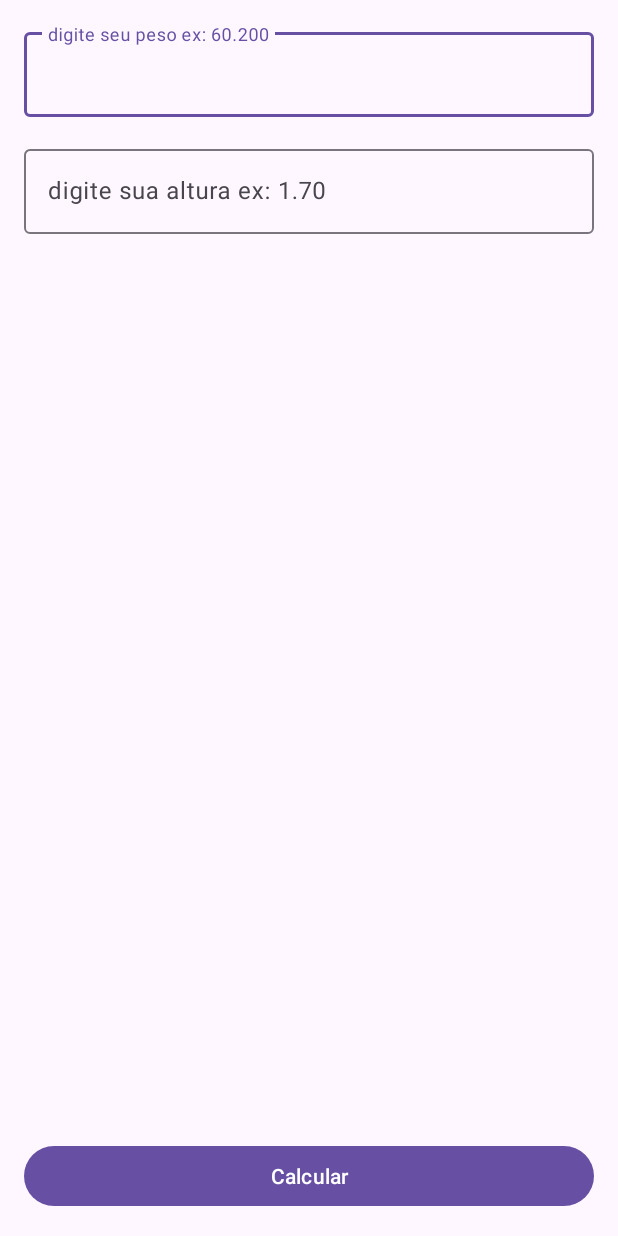
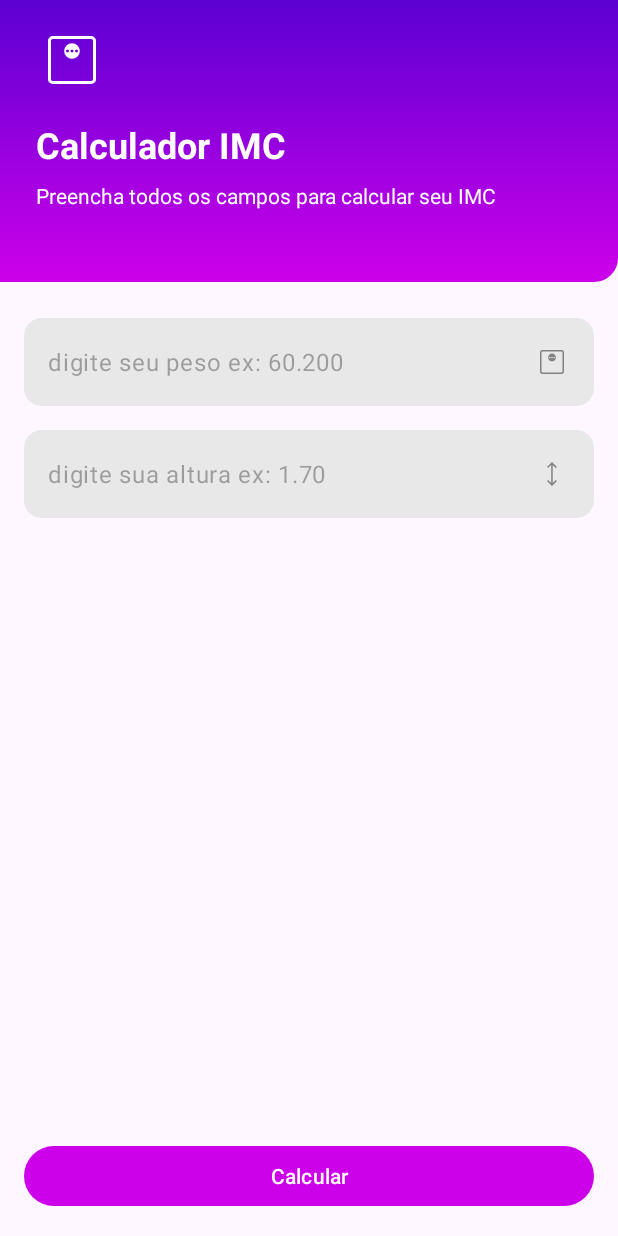
Before and after one commit to igorlopessilva99/CalculadoraImc, an Android app: the screen it shows after launch (MainActivity), on a phone screen of 412 x 824 dp. Run offline under Robolectric (Android 15) with nearby library versions, the phone set to English and light mode, and no system bars.

Commit message:
melhorando experiancia do usuario

```diff
--- a/app/src/main/java/com/comunidadedevspace/imc/MainActivity.kt
+++ b/app/src/main/java/com/comunidadedevspace/imc/MainActivity.kt
@@ -60,7 +60,9 @@ class MainActivity : AppCompatActivity() {
                 intent.putExtra(KEY_RESULT_IMC, resultado)
                 startActivity(intent)
 
-                println("acao do botao" + resultado)
+                // Cores
+                // EditText background + Icone
+                // Gradiente + Icone + titulo + descricação
 
             }
 
--- /dev/null
+++ b/app/src/main/res/drawable/gradient_bg.xml
@@ -0,0 +1,13 @@
+<?xml version="1.0" encoding="utf-8"?>
+    <shape xmlns:android="http://schemas.android.com/apk/res/android">
+
+        <corners android:topLeftRadius="0dp"
+         android:topRightRadius="0dp"
+         android:bottomRightRadius="16dp" />
+
+       <gradient
+       android:startColor="@color/Primary_400"
+       android:endColor="@color/primary_900"
+       android:angle="90" />
+
+    </shape>
--- /dev/null
+++ b/app/src/main/res/drawable/ic_height.xml
@@ -0,0 +1,9 @@
+<vector xmlns:android="http://schemas.android.com/apk/res/android"
+    android:width="24dp"
+    android:height="24dp"
+    android:viewportWidth="960"
+    android:viewportHeight="960">
+  <path
+      android:pathData="M479.23,800 L347.69,668.46l27.54,-27.54 84,82.23v-487.07l-83.23,83 -27.54,-27.54L480,160l131.54,131.54 -28.31,28.54 -84,-83.23v486.3l84,-82.23 27.54,27.54L479.23,800Z"
+      android:fillColor="#FF808080"/>
+</vector>
--- /dev/null
+++ b/app/src/main/res/drawable/ic_weight.xml
@@ -0,0 +1,9 @@
+<vector xmlns:android="http://schemas.android.com/apk/res/android"
+    android:width="24dp"
+    android:height="24dp"
+    android:viewportWidth="960"
+    android:viewportHeight="960">
+  <path
+      android:pathData="M480,464.62q43.85,0 74.23,-30.39 30.39,-30.38 30.39,-74.23 0,-43.85 -30.39,-74.23 -30.38,-30.39 -74.23,-30.39 -43.85,0 -74.23,30.39 -30.39,30.38 -30.39,74.23 0,43.85 30.39,74.23 30.38,30.39 74.23,30.39ZM420,380q-8,0 -14,-6t-6,-14q0,-8 6,-14t14,-6q8,0 14,6t6,14q0,8 -6,14t-14,6ZM480,380q-8,0 -14,-6t-6,-14q0,-8 6,-14t14,-6q8,0 14,6t6,14q0,8 -6,14t-14,6ZM540,380q-8,0 -14,-6t-6,-14q0,-8 6,-14t14,-6q8,0 14,6t6,14q0,8 -6,14t-14,6ZM224.62,800q-27.62,0 -46.12,-18.5Q160,763 160,735.38v-510.76q0,-27.62 18.5,-46.12Q197,160 224.62,160h510.76q27.62,0 46.12,18.5Q800,197 800,224.62v510.76q0,27.62 -18.5,46.12Q763,800 735.38,800L224.62,800ZM224.62,760h510.76q9.24,0 16.93,-7.69 7.69,-7.69 7.69,-16.93v-510.76q0,-9.24 -7.69,-16.93 -7.69,-7.69 -16.93,-7.69L224.62,200q-9.24,0 -16.93,7.69 -7.69,7.69 -7.69,16.93v510.76q0,9.24 7.69,16.93 7.69,7.69 16.93,7.69ZM200,200v560,-560Z"
+      android:fillColor="#FF808080"/>
+</vector>
--- /dev/null
+++ b/app/src/main/res/drawable/rounded_bg.xml
@@ -0,0 +1,5 @@
+<?xml version="1.0" encoding="utf-8"?>
+<shape xmlns:android="http://schemas.android.com/apk/res/android">
+    <solid android:color="#E8E8E8" /> <!-- Gray color for the background -->
+    <corners android:radius="12dp" /> <!-- Radius for the rounded corners -->
+</shape>
--- a/app/src/main/res/layout/activity_main.xml
+++ b/app/src/main/res/layout/activity_main.xml
@@ -6,6 +6,46 @@
     android:layout_height="match_parent"
     tools:context=".MainActivity">
 
+    <LinearLayout
+        android:id="@+id/vg_header"
+        android:layout_width="match_parent"
+        android:layout_height="wrap_content"
+        android:background="@drawable/gradient_bg"
+        android:orientation="vertical"
+        android:layout_marginBottom="24dp"
+        app:layout_constraintEnd_toEndOf="parent"
+        app:layout_constraintStart_toStartOf="parent"
+        app:layout_constraintTop_toTopOf="parent">
+
+        <ImageView
+            android:layout_width="48dp"
+            android:layout_height="48dp"
+            android:layout_marginTop="16dp"
+            android:layout_marginStart="24dp"
+            android:layout_marginBottom="16dp"
+            android:src="@drawable/ic_weight"
+            app:tint="@color/white"/>
+        <TextView
+
+            android:layout_width="wrap_content"
+            android:layout_height="wrap_content"
+            android:layout_marginStart="24dp"
+            android:text="Calculador IMC"
+            android:textSize="24sp"
+            android:textColor="@color/white"
+            android:textStyle="bold" />
+        <TextView
+            android:layout_width="wrap_content"
+            android:layout_marginTop="8dp"
+            android:layout_height="wrap_content"
+            android:layout_marginStart="24dp"
+            android:layout_marginEnd="24dp"
+            android:layout_marginBottom="48dp"
+            android:text="Preencha todos os campos para calcular seu IMC"
+            android:textColor="@color/white"/>
+
+
+    </LinearLayout>
 
     <Button
         android:id="@+id/btn_calcular"
@@ -21,23 +61,31 @@
         android:id="@+id/textInputLayout2"
         android:layout_width="match_parent"
         android:layout_height="wrap_content"
-        android:layout_margin="16dp"
+        android:layout_marginStart="16dp"
+        android:layout_marginEnd="16dp"
+        android:layout_marginTop="24dp"
+        app:hintEnabled="false"
         app:layout_constraintEnd_toEndOf="parent"
         app:layout_constraintStart_toStartOf="parent"
-        app:layout_constraintTop_toTopOf="parent">
+        app:layout_constraintTop_toBottomOf="@+id/vg_header">
 
         <com.google.android.material.textfield.TextInputEditText
             android:id="@+id/edt_peso"
             android:layout_width="match_parent"
             android:layout_height="wrap_content"
+            android:background="@drawable/rounded_bg"
+            android:drawableEnd="@drawable/ic_weight"
             android:hint="digite seu peso ex: 60.200"
-            android:inputType="numberDecimal" />
+            android:inputType="numberDecimal"
+            android:maxLength="6" />
     </com.google.android.material.textfield.TextInputLayout>
 
     <com.google.android.material.textfield.TextInputLayout
+        android:id="@+id/textInputLayout"
         android:layout_width="match_parent"
         android:layout_height="wrap_content"
         android:layout_margin="16dp"
+        app:hintEnabled="false"
         app:layout_constraintEnd_toEndOf="parent"
         app:layout_constraintStart_toStartOf="parent"
         app:layout_constraintTop_toBottomOf="@+id/textInputLayout2">
@@ -46,8 +94,11 @@
             android:id="@+id/edt_altura"
             android:layout_width="match_parent"
             android:layout_height="wrap_content"
+            android:background="@drawable/rounded_bg"
+            android:drawableEnd="@drawable/ic_height"
             android:hint="digite sua altura ex: 1.70"
-            android:inputType="numberDecimal" />
+            android:inputType="numberDecimal"
+            android:maxLength="4" />
     </com.google.android.material.textfield.TextInputLayout>
 
 </androidx.constraintlayout.widget.ConstraintLayout>
--- a/app/src/main/res/values-night/themes.xml
+++ b/app/src/main/res/values-night/themes.xml
@@ -2,6 +2,7 @@
     <!-- Base application theme. -->
     <style name="Base.Theme.Calculadoraimc" parent="Theme.Material3.DayNight.NoActionBar">
         <!-- Customize your dark theme here. -->
-        <!-- <item name="colorPrimary">@color/my_dark_primary</item> -->
+       <item name="colorPrimary">@color/Primary_400</item>
+        <item name="android:statusBarColor">@color/primary_900</item>
     </style>
 </resources>
--- a/app/src/main/res/values/colors.xml
+++ b/app/src/main/res/values/colors.xml
@@ -2,4 +2,8 @@
 <resources>
     <color name="black">#FF000000</color>
     <color name="white">#FFFFFFFF</color>
+
+    <color name="Primary_400">#cd00ea</color>
+    <color name="primary_900">#5c00d2</color>
+
 </resources>
--- a/app/src/main/res/values/themes.xml
+++ b/app/src/main/res/values/themes.xml
@@ -2,7 +2,8 @@
     <!-- Base application theme. -->
     <style name="Base.Theme.Calculadoraimc" parent="Theme.Material3.DayNight.NoActionBar">
         <!-- Customize your light theme here. -->
-        <!-- <item name="colorPrimary">@color/my_light_primary</item> -->
+       <item name="colorPrimary">@color/Primary_400</item>
+        <item name="android:statusBarColor">@color/primary_900</item>
     </style>
 
     <style name="Theme.Calculadoraimc" parent="Base.Theme.Calculadoraimc" />
```
Also changed, not shown: app/src/main/java/com/comunidadedevspace/imc/ResultActivity.kt (+10 -7 lines), app/src/main/res/layout/activity_result.xml (+52 -7 lines).
